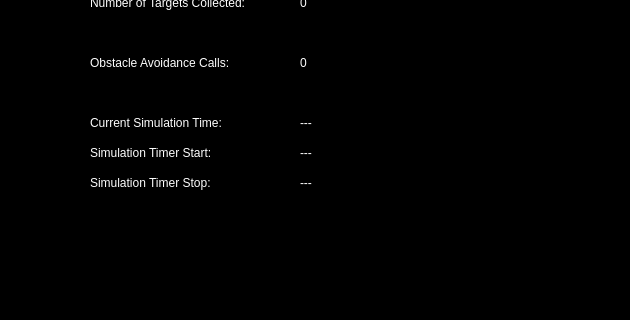
First picture: the form in src/rover_gui_plugin.ui, repository BCLab-UNM/SwarmathonIV-Cabrillo-Public, before the edit; both pictures show x 340 to 970 and y 131 to 451 of the 1100 by 725 pixel window.
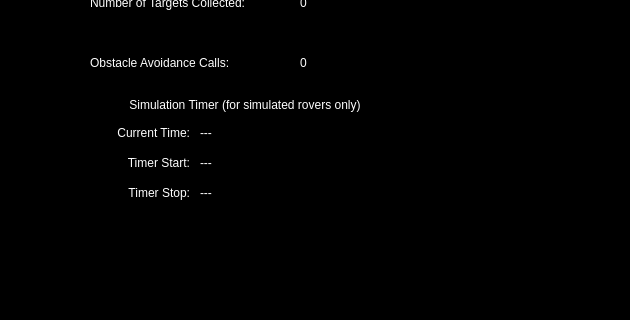
Second picture: the form after the edit. Icons and pictures are not drawn. Custom widgets are drawn as their Qt base class.

Commit message:
continued improvements to simulation timer
updated the look and explanatory labels for the timer in the
task status tab

added additional behavior for properly canceling a timer when
"stop all rovers" is clicked before the end of a simulation timer

Diff of the .ui file:
```diff
--- a/src/rover_gui_plugin.ui
+++ b/src/rover_gui_plugin.ui
@@ -2126,8 +2126,8 @@
     <widget class="QLabel" name="currentSimulationTimeLabel">
      <property name="geometry">
       <rect>
-       <x>310</x>
-       <y>210</y>
+       <x>210</x>
+       <y>220</y>
        <width>250</width>
        <height>17</height>
       </rect>
@@ -2139,8 +2139,8 @@
     <widget class="QLabel" name="simulationTimerStartLabel">
      <property name="geometry">
       <rect>
-       <x>310</x>
-       <y>240</y>
+       <x>210</x>
+       <y>250</y>
        <width>250</width>
        <height>17</height>
       </rect>
@@ -2152,8 +2152,8 @@
     <widget class="QLabel" name="simulationTimerStopLabel">
      <property name="geometry">
       <rect>
-       <x>310</x>
-       <y>270</y>
+       <x>210</x>
+       <y>280</y>
        <width>250</width>
        <height>17</height>
       </rect>
@@ -2166,41 +2166,99 @@
      <property name="geometry">
       <rect>
        <x>100</x>
-       <y>210</y>
-       <width>181</width>
+       <y>220</y>
+       <width>100</width>
        <height>17</height>
       </rect>
      </property>
      <property name="text">
-      <string>&lt;html&gt;&lt;head/&gt;&lt;body&gt;&lt;p&gt;&lt;span style=&quot; color:#fefefe;&quot;&gt;Current Simulation Time:&lt;/span&gt;&lt;/p&gt;&lt;/body&gt;&lt;/html&gt;</string>
+      <string>&lt;html&gt;&lt;head/&gt;&lt;body&gt;&lt;p&gt;&lt;span style=&quot; color:#fefefe;&quot;&gt;Current Time:&lt;/span&gt;&lt;/p&gt;&lt;/body&gt;&lt;/html&gt;</string>
+     </property>
+     <property name="alignment">
+      <set>Qt::AlignRight|Qt::AlignTrailing|Qt::AlignVCenter</set>
      </property>
     </widget>
     <widget class="QLabel" name="simulationTimerStartTitle">
      <property name="geometry">
       <rect>
        <x>100</x>
-       <y>240</y>
-       <width>181</width>
+       <y>250</y>
+       <width>100</width>
        <height>17</height>
       </rect>
      </property>
      <property name="text">
-      <string>&lt;html&gt;&lt;head/&gt;&lt;body&gt;&lt;p&gt;&lt;span style=&quot; color:#fefefe;&quot;&gt;Simulation Timer Start:&lt;/span&gt;&lt;/p&gt;&lt;/body&gt;&lt;/html&gt;</string>
+      <string>&lt;html&gt;&lt;head/&gt;&lt;body&gt;&lt;p&gt;&lt;span style=&quot; color:#fefefe;&quot;&gt;Timer Start:&lt;/span&gt;&lt;/p&gt;&lt;/body&gt;&lt;/html&gt;</string>
+     </property>
+     <property name="alignment">
+      <set>Qt::AlignRight|Qt::AlignTrailing|Qt::AlignVCenter</set>
      </property>
     </widget>
     <widget class="QLabel" name="simulationTimerStopTitle">
      <property name="geometry">
       <rect>
        <x>100</x>
-       <y>270</y>
-       <width>181</width>
+       <y>280</y>
+       <width>100</width>
        <height>17</height>
       </rect>
      </property>
      <property name="text">
-      <string>&lt;html&gt;&lt;head/&gt;&lt;body&gt;&lt;p&gt;&lt;span style=&quot; color:#fefefe;&quot;&gt;Simulation Timer Stop:&lt;/span&gt;&lt;/p&gt;&lt;/body&gt;&lt;/html&gt;</string>
+      <string>&lt;html&gt;&lt;head/&gt;&lt;body&gt;&lt;p&gt;&lt;span style=&quot; color:#fefefe;&quot;&gt;Timer Stop:&lt;/span&gt;&lt;/p&gt;&lt;/body&gt;&lt;/html&gt;</string>
      </property>
+     <property name="alignment">
+      <set>Qt::AlignRight|Qt::AlignTrailing|Qt::AlignVCenter</set>
+     </property>
     </widget>
+    <widget class="QFrame" name="Simulation_Timer_Frame">
+     <property name="enabled">
+      <bool>true</bool>
+     </property>
+     <property name="geometry">
+      <rect>
+       <x>90</x>
+       <y>200</y>
+       <width>410</width>
+       <height>120</height>
+      </rect>
+     </property>
+     <property name="frameShape">
+      <enum>QFrame::StyledPanel</enum>
+     </property>
+     <property name="frameShadow">
+      <enum>QFrame::Raised</enum>
+     </property>
+    </widget>
+    <widget class="QLabel" name="simulation_timer_frame_label">
+     <property name="geometry">
+      <rect>
+       <x>100</x>
+       <y>190</y>
+       <width>310</width>
+       <height>20</height>
+      </rect>
+     </property>
+     <property name="text">
+      <string>&lt;html&gt;&lt;head/&gt;&lt;body&gt;&lt;p&gt;&lt;span style=&quot; color:#fefefe;&quot;&gt;Simulation Timer (for simulated rovers only)&lt;/span&gt;&lt;/p&gt;&lt;/body&gt;&lt;/html&gt;</string>
+     </property>
+     <property name="alignment">
+      <set>Qt::AlignCenter</set>
+     </property>
+    </widget>
+    <zorder>Simulation_Timer_Frame</zorder>
+    <zorder>label_6</zorder>
+    <zorder>num_targets_detected_label</zorder>
+    <zorder>label_8</zorder>
+    <zorder>num_targets_collected_label</zorder>
+    <zorder>label_9</zorder>
+    <zorder>perc_of_time_avoiding_obstacles</zorder>
+    <zorder>currentSimulationTimeLabel</zorder>
+    <zorder>simulationTimerStartLabel</zorder>
+    <zorder>simulationTimerStopLabel</zorder>
+    <zorder>currentSimulationTimeTitle</zorder>
+    <zorder>simulationTimerStartTitle</zorder>
+    <zorder>simulationTimerStopTitle</zorder>
+    <zorder>simulation_timer_frame_label</zorder>
    </widget>
   </widget>
   <widget class="QFrame" name="control_frame">
```
The commit also changes 2 other files.
